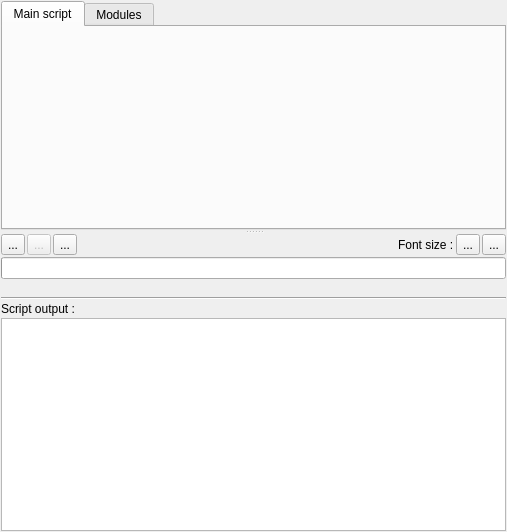
Old version of the form plugins/view/pythonscriptview/PythonScriptViewWidget.ui in the repository vadivelselvaraj/TulipGLImprovement.
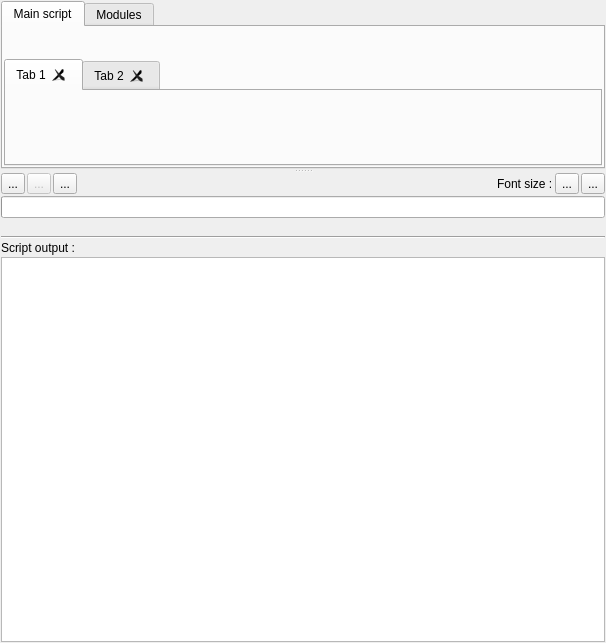
New version of the form. Icons and pictures are not drawn. Custom widgets are drawn as their Qt base class.

Commit message: - add support for multiple scripts edition in the Python script view GUI - move some code in PythonScriptViewWidget - fix copy/paste bug in the console output widget (the text is now correctly copied in the clipboard with Ctrl-C)

```diff
--- a/plugins/view/pythonscriptview/PythonScriptViewWidget.ui
+++ b/plugins/view/pythonscriptview/PythonScriptViewWidget.ui
@@ -6,8 +6,8 @@
    <rect>
     <x>0</x>
     <y>0</y>
-    <width>507</width>
-    <height>532</height>
+    <width>606</width>
+    <height>643</height>
    </rect>
   </property>
   <property name="sizePolicy">
@@ -81,25 +81,20 @@
          </widget>
         </item>
         <item>
-         <widget class="PythonCodeEditor" name="pythonCodeWidget" native="true">
-          <property name="sizePolicy">
-           <sizepolicy hsizetype="Expanding" vsizetype="Expanding">
-            <horstretch>0</horstretch>
-            <verstretch>0</verstretch>
-           </sizepolicy>
+         <widget class="QTabWidget" name="mainScriptsTabWidget">
+          <property name="tabsClosable">
+           <bool>true</bool>
           </property>
-          <property name="minimumSize">
-           <size>
-            <width>0</width>
-            <height>150</height>
-           </size>
-          </property>
-          <property name="toolTip">
-           <string/>
-          </property>
-          <property name="whatsThis">
-           <string/>
-          </property>
+          <widget class="QWidget" name="tab_5">
+           <attribute name="title">
+            <string>Tab 1</string>
+           </attribute>
+          </widget>
+          <widget class="QWidget" name="tab_6">
+           <attribute name="title">
+            <string>Tab 2</string>
+           </attribute>
+          </widget>
          </widget>
         </item>
        </layout>
@@ -309,14 +304,6 @@
    </item>
   </layout>
  </widget>
- <customwidgets>
-  <customwidget>
-   <class>PythonCodeEditor</class>
-   <extends>QWidget</extends>
-   <header>PythonCodeEditor.h</header>
-   <container>1</container>
-  </customwidget>
- </customwidgets>
  <resources>
   <include location="PythonScriptViewResource.qrc"/>
  </resources>
```
The commit also changes 5 other files.
